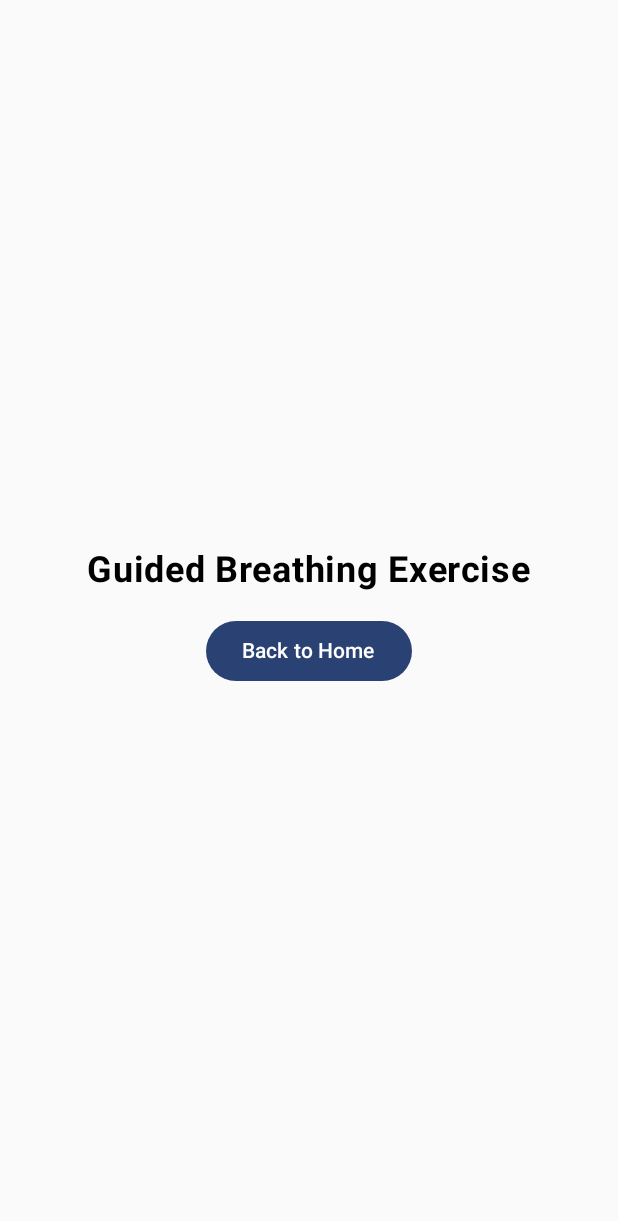
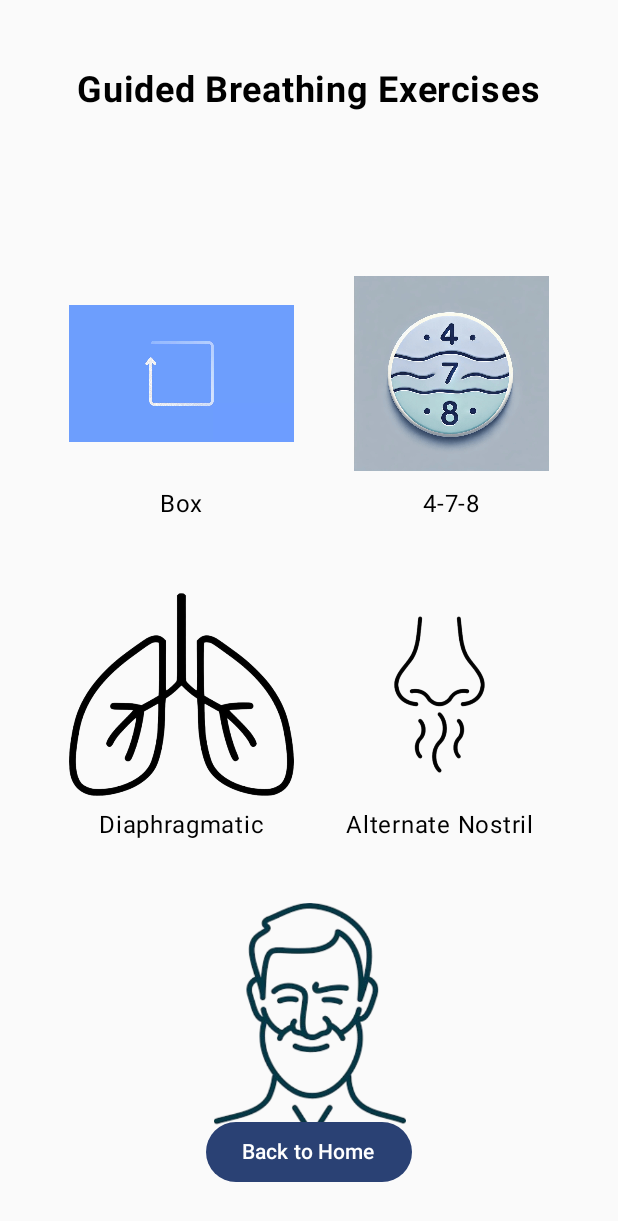
Before and after one commit to micaiahhill/senior-designs, an Android app built with Jetpack Compose: the BreathingExerciseScreen screen opened through its navigation route, on a phone screen of 412 x 824 dp. Shown: the top 1221 px of the screen. Run offline under Robolectric (Android 15) with nearby library versions, the phone set to English and light mode, and no system bars.

Commit message:
Added icons to breathing exercise screen and animations for breathing techniques: Box Breathing, 4-7-8 Breathing, and Alternate Nostril Breathing.

```diff
--- a/app/src/main/java/com/example/firstapp/BreathingExerciseScreen.kt
+++ b/app/src/main/java/com/example/firstapp/BreathingExerciseScreen.kt
@@ -1,26 +1,134 @@
 package com.example.firstapp
 
-
+import androidx.compose.foundation.Image
+import androidx.compose.foundation.clickable
 import androidx.compose.foundation.layout.*
 import androidx.compose.material3.*
 import androidx.compose.runtime.Composable
 import androidx.compose.ui.Alignment
 import androidx.compose.ui.Modifier
+import androidx.compose.ui.res.painterResource
 import androidx.compose.ui.text.font.FontWeight
 import androidx.compose.ui.unit.dp
 import androidx.compose.ui.unit.sp
 import androidx.navigation.NavController
+import com.example.firstapp.R
 
 @Composable
 fun BreathingExerciseScreen(navController: NavController) {
-    Column(
-        modifier = Modifier.fillMaxSize().padding(16.dp),
-        horizontalAlignment = Alignment.CenterHorizontally,
-        verticalArrangement = Arrangement.Center
+    Box(
+        modifier = Modifier
+            .fillMaxSize()
+            .padding(16.dp)
     ) {
-        Text("Guided Breathing Exercise", fontSize = 24.sp, fontWeight = FontWeight.Bold)
-        Spacer(modifier = Modifier.height(16.dp))
-        Button(onClick = { navController.popBackStack() }) {
+        Column(
+            modifier = Modifier.fillMaxSize().padding(30.dp),
+            horizontalAlignment = Alignment.CenterHorizontally,
+            verticalArrangement = Arrangement.Top
+        ) {
+            Text("Guided Breathing Exercises", fontSize = 24.sp, fontWeight = FontWeight.Bold)
+
+            Spacer(modifier = Modifier.height(100.dp).padding(top = 16.dp, bottom = 24.dp))
+
+            // Icons Row
+            Row(
+                horizontalArrangement = Arrangement.spacedBy(40.dp),
+                verticalAlignment = Alignment.CenterVertically
+            ) {
+                // Icon 1: Box Breathing
+                Column(horizontalAlignment = Alignment.CenterHorizontally) {
+                    Image(
+                        painter = painterResource(id = R.drawable.ic_box_breathing),
+                        contentDescription = "Box Breathing",
+                        modifier = Modifier
+                            .size(150.dp)
+                            .clickable {
+                                navController.navigate("box_breathing")
+                            }
+                    )
+                    Text("Box")
+                }
+
+                // Icon 2: 4-7-8 Breathing
+                Column(horizontalAlignment = Alignment.CenterHorizontally) {
+                    Image(
+                        painter = painterResource(id = R.drawable.ic_478_breathing),
+                        contentDescription = "4-7-8 Breathing",
+                        modifier = Modifier
+                            .size(150.dp)
+                            .clickable {
+                                navController.navigate("478_breathing")
+                            }
+                    )
+                    Text("4-7-8")
+                }
+            }
+
+            Spacer(modifier = Modifier.height(40.dp)) // Space between rows
+
+            // Row 2: Diaphragmatic & Alternate Nostril Breathing
+            Row(
+                horizontalArrangement = Arrangement.spacedBy(24.dp),
+                verticalAlignment = Alignment.CenterVertically
+            ) {
+                // Diaphragmatic Breathing Icon
+                Column(horizontalAlignment = Alignment.CenterHorizontally) {
+                    Image(
+                        painter = painterResource(id = R.drawable.ic_diaphragmatic_breathing),
+                        contentDescription = "Diaphragmatic Breathing",
+                        modifier = Modifier
+                            .size(150.dp)
+                            .clickable {
+                                navController.navigate("diaphragmatic_breathing")
+                            }
+                    )
+                    Text("Diaphragmatic")
+                }
+
+                // Alternate Nostril Breathing Icon
+                Column(horizontalAlignment = Alignment.CenterHorizontally) {
+                    Image(
+                        painter = painterResource(id = R.drawable.ic_alternate_nostril_breathing),
+                        contentDescription = "Alternate Nostril Breathing",
+                        modifier = Modifier
+                            .size(150.dp)
+                            .clickable {
+                                navController.navigate("altNostril_breathing")
+                            }
+                    )
+                    Text("Alternate Nostril")
+                }
+            }
+
+            Spacer(modifier = Modifier.height(40.dp)) // Space between rows
+
+            // Row 3: Wim Hof Breathing (single icon centered)
+            Row(
+                horizontalArrangement = Arrangement.Center,
+                verticalAlignment = Alignment.CenterVertically
+            ) {
+                Column(horizontalAlignment = Alignment.CenterHorizontally) {
+                    Image(
+                        painter = painterResource(id = R.drawable.ic_wim_hof_breathing),
+                        contentDescription = "Wim Hof Breathing",
+                        modifier = Modifier
+                            .size(150.dp)
+                            .clickable {
+                                navController.navigate("wimHof_breathing")
+                            }
+                    )
+                    Text("Wim Hof")
+                }
+            }
+        }
+        Spacer(modifier = Modifier.height(32.dp))
+
+        Button(
+            onClick = { navController.popBackStack() },
+            modifier = Modifier
+                .align(Alignment.BottomCenter)
+                .padding(bottom = 16.dp)
+        ) {
             Text("Back to Home")
         }
     }
--- a/app/src/main/java/com/example/firstapp/MainActivity.kt
+++ b/app/src/main/java/com/example/firstapp/MainActivity.kt
@@ -32,5 +32,10 @@ fun AppNavigator() {
         composable("breathing") { BreathingExerciseScreen(navController) }
         composable("soundLibrary") { SoundLibraryScreen(navController) }
 
+        composable("box_breathing") { BoxBreathingScreen(navController)}
+        composable("478_breathing") { FSEBreathingScreen(navController)}
+        composable("diaphragmatic_breathing") {DiaphragmaticBreathingScreen(navController)}
+        composable("altNostril_breathing") {AlternateNostrilBreathingScreen(navController)}
+        composable("wimHof_breathing") {WimHofBreathingScreen(navController)}
     }
 }
```
Also changed, not shown: app/src/main/java/com/example/firstapp/AlternateNostrilBreathingScreen.kt (added, +147 -0 lines), app/src/main/java/com/example/firstapp/BoxBreathingScreen.kt (added, +107 -0 lines), app/src/main/java/com/example/firstapp/DiaphragmaticBreathingScreen.kt (added, +29 -0 lines), app/src/main/java/com/example/firstapp/FSEBreathingScreen.kt (added, +97 -0 lines), app/src/main/java/com/example/firstapp/WimHofBreathingScreen.kt (added, +29 -0 lines), app/src/main/res/drawable/ic_478_breathing.png (added), app/src/main/res/drawable/ic_alternate_nostril_breathing.png (added), app/src/main/res/drawable/ic_box_breathing.png (added), app/src/main/res/drawable/ic_diaphragmatic_breathing.png (added), app/src/main/res/drawable/ic_wim_hof_breathing.png (added).
